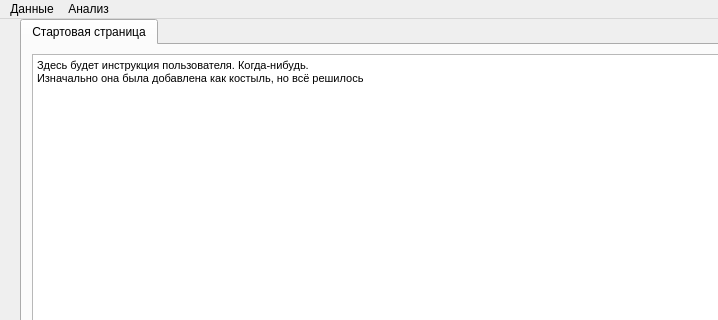
Qt form StatMainWindow.ui (Shtepser/python-stat) before a commit; both pictures show x 0 to 718 and y 0 to 320 of the 800 by 600 pixel window.
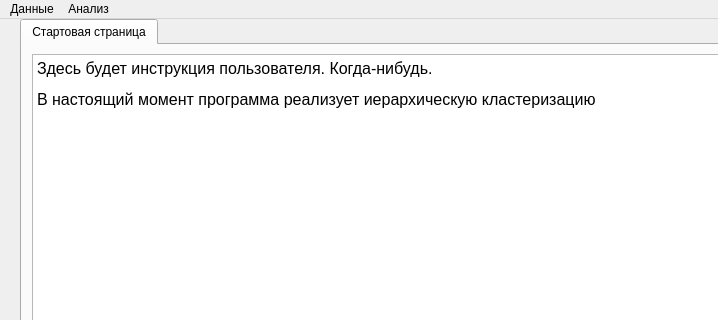
The same form after that commit. Icons and pictures are not drawn.

```diff
--- a/StatMainWindow.ui
+++ b/StatMainWindow.ui
@@ -56,9 +56,9 @@
        <string>&lt;!DOCTYPE HTML PUBLIC &quot;-//W3C//DTD HTML 4.0//EN&quot; &quot;http://www.w3.org/TR/REC-html40/strict.dtd&quot;&gt;
 &lt;html&gt;&lt;head&gt;&lt;meta name=&quot;qrichtext&quot; content=&quot;1&quot; /&gt;&lt;style type=&quot;text/css&quot;&gt;
 p, li { white-space: pre-wrap; }
-&lt;/style&gt;&lt;/head&gt;&lt;body style=&quot; font-family:'Cantarell'; font-size:10pt; font-weight:400; font-style:normal;&quot;&gt;
-&lt;p style=&quot; margin-top:0px; margin-bottom:0px; margin-left:0px; margin-right:0px; -qt-block-indent:0; text-indent:0px;&quot;&gt;&lt;span style=&quot; font-family:'MS Shell Dlg 2'; font-size:8.25pt;&quot;&gt;Здесь будет инструкция пользователя. Когда-нибудь.&lt;/span&gt;&lt;/p&gt;
-&lt;p style=&quot; margin-top:0px; margin-bottom:0px; margin-left:0px; margin-right:0px; -qt-block-indent:0; text-indent:0px;&quot;&gt;&lt;span style=&quot; font-family:'MS Shell Dlg 2'; font-size:8.25pt;&quot;&gt;Изначально она была добавлена как костыль, но всё решилось&lt;/span&gt;&lt;/p&gt;&lt;/body&gt;&lt;/html&gt;</string>
+&lt;/style&gt;&lt;/head&gt;&lt;body style=&quot; font-family:'MS Shell Dlg 2'; font-size:8.25pt; font-weight:400; font-style:normal;&quot;&gt;
+&lt;p align=&quot;justify&quot; style=&quot; margin-top:12px; margin-bottom:12px; margin-left:0px; margin-right:0px; -qt-block-indent:0; text-indent:0px;&quot;&gt;&lt;span style=&quot; font-size:12pt;&quot;&gt;Здесь будет инструкция пользователя. Когда-нибудь.&lt;/span&gt;&lt;/p&gt;
+&lt;p align=&quot;justify&quot; style=&quot; margin-top:12px; margin-bottom:12px; margin-left:0px; margin-right:0px; -qt-block-indent:0; text-indent:0px;&quot;&gt;&lt;span style=&quot; font-size:12pt; color:#000000;&quot;&gt;В настоящий момент программа реализует иерархическую кластеризацию&lt;/span&gt;&lt;/p&gt;&lt;/body&gt;&lt;/html&gt;</string>
       </property>
      </widget>
     </widget>
```
Left out of the diff: 44 changed lines with no effect on the pictures.
